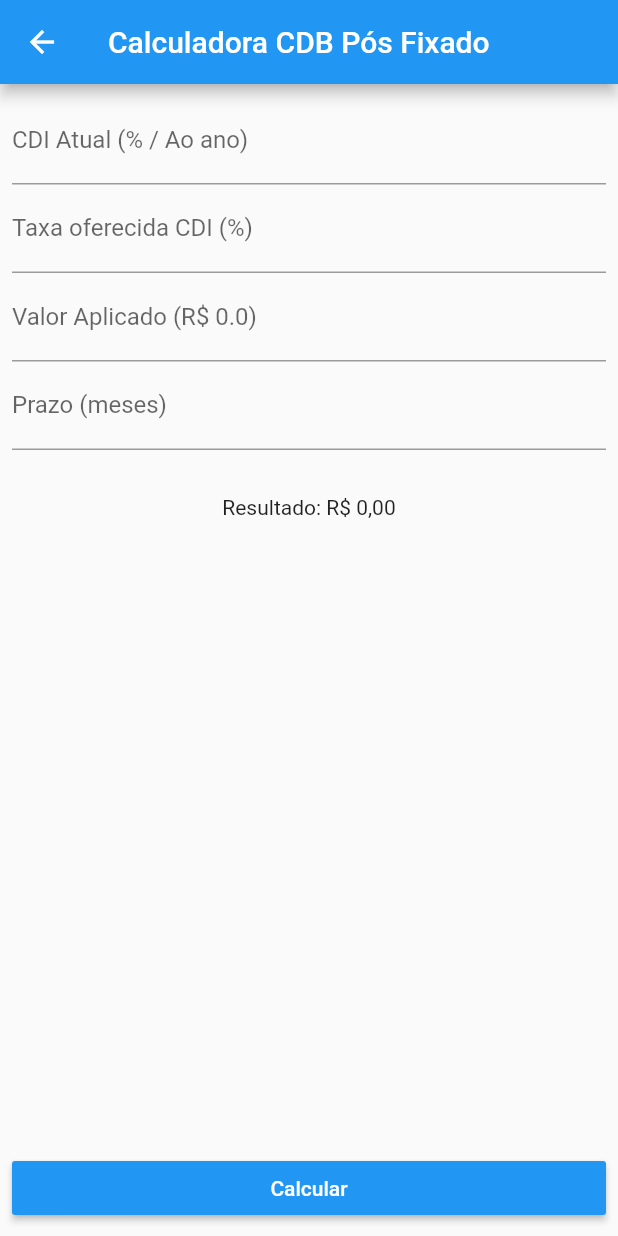
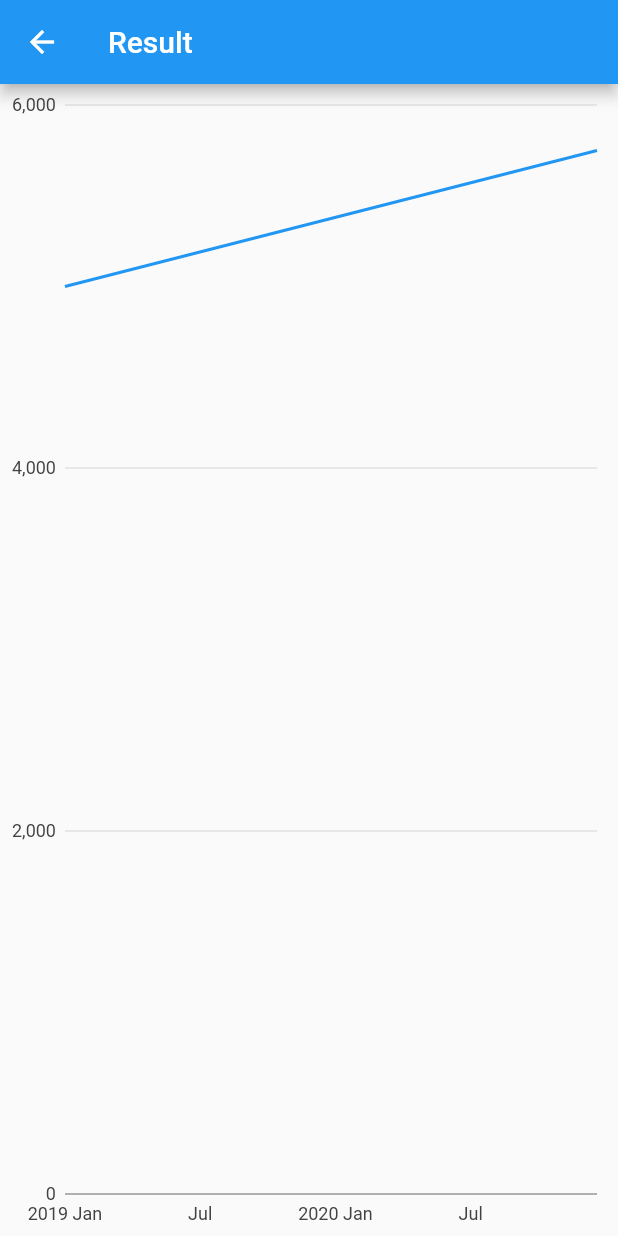
Before and after one commit to cesarsicas/yield, a Flutter app: the PostFixedCDBCalculatorScreen screen opened by its route, after a tap on "Calcular", on a phone screen of 412 x 824 dp. Run offline on Flutter 3.47's test engine with Material 2 defaults, Android fonts, the phone set to English and light mode, and no system bars.

Commit message:
wip showing chart after calculting

```diff
--- a/lib/presentation/post_fixed_cdb/post_fixed_cdb_calculator_screen.dart
+++ b/lib/presentation/post_fixed_cdb/post_fixed_cdb_calculator_screen.dart
@@ -4,6 +4,7 @@ import 'package:flutter/services.dart';
 import 'package:flutter_yield/domain/post_fixed_cdb/model/post_fixed_cdb_result.dart';
 import 'package:flutter_yield/presentation/post_fixed_cdb/post_fixed_cdb_calculator_presenter.dart';
 import 'package:flutter_yield/presentation/post_fixed_cdb/post_fixed_cdb_calculator_view.dart';
+import 'package:flutter_yield/presentation/post_fixed_cdb/result/post_fixed_cdb_result_screen.dart';
 
 class PostFixedCDBCalculatorScreen extends StatefulWidget {
   @override
@@ -36,6 +37,11 @@ class _PostFixedCDBCalculatorScreenState
     final Size screenSize = MediaQuery.of(context).size;
     this.context = context;
     this.presenter = PostFixedCDBCalculatorPresenter(this);
+
+    mainValueEditController.text = "5000";
+    timeEditController.text = "24";
+    actualCDIEditController.text = "7";
+    offeredRateEditController.text = "100";
 
     return Scaffold(
         appBar: AppBar(
@@ -138,9 +144,10 @@ class _PostFixedCDBCalculatorScreenState
 
   @override
   void onResult(PostFixedCdbResult result) {
-    setState(() {
-      resultValue = "R\$ ${result.result}";
-    });
+    Navigator.push(
+      context,
+      MaterialPageRoute(builder: (context) => PostFixedCdbResultScreen(result)),
+    );
   }
 
   @override
--- /dev/null
+++ b/lib/presentation/post_fixed_cdb/result/post_fixed_cdb_result_screen.dart
@@ -0,0 +1,57 @@
+import 'package:charts_flutter/flutter.dart' as charts;
+import 'package:flutter/material.dart';
+import 'package:flutter_yield/domain/post_fixed_cdb/model/post_fixed_cdb_result.dart';
+
+class PostFixedCdbResultScreen extends StatelessWidget {
+  PostFixedCdbResult result;
+
+  PostFixedCdbResultScreen(PostFixedCdbResult result) {
+    this.result = result;
+  }
+
+  @override
+  Widget build(BuildContext context) {
+    final chartData = generateChartData();
+
+    return Scaffold(
+      appBar: AppBar(
+        title: Text("Result"),
+      ),
+      body: charts.TimeSeriesChart(
+        chartData,
+        animate: false,
+        dateTimeFactory: const charts.LocalDateTimeFactory(),
+      ),
+    );
+  }
+
+  List<charts.Series<TimeSeriesSales, DateTime>> generateChartData() {
+    final data = [
+      new TimeSeriesSales(DateTime.now(), this.result.calc.startValue.toInt()),
+      new TimeSeriesSales(
+          DateTime.now()
+              .add(new Duration(days: this.result.calc.timeInMonths * 30)),
+          this.result.result.toInt()),
+    ];
+
+    return [
+      new charts.Series<TimeSeriesSales, DateTime>(
+        id: 'Sales',
+        colorFn: (_, __) => charts.MaterialPalette.blue.shadeDefault,
+        domainFn: (TimeSeriesSales sales, _) => sales.time,
+        measureFn: (TimeSeriesSales sales, _) => sales.sales,
+        data: data,
+      )
+    ];
+  }
+
+}
+
+/// Sample time series data type.class
+
+class TimeSeriesSales {
+  final DateTime time;
+  final int sales;
+
+  TimeSeriesSales(this.time, this.sales);
+}
--- a/pubspec.yaml
+++ b/pubspec.yaml
@@ -19,7 +19,8 @@ dependencies:
   # The following adds the Cupertino Icons font to your application.
   # Use with the CupertinoIcons class for iOS style icons.
   cupertino_icons: ^0.1.2
-  masked_text: 0.0.6
+  masked_text: ^0.0.6
+  charts_flutter: ^0.5.0
 
 dev_dependencies:
   flutter_test:
```
Also changed, not shown: pubspec.lock.
